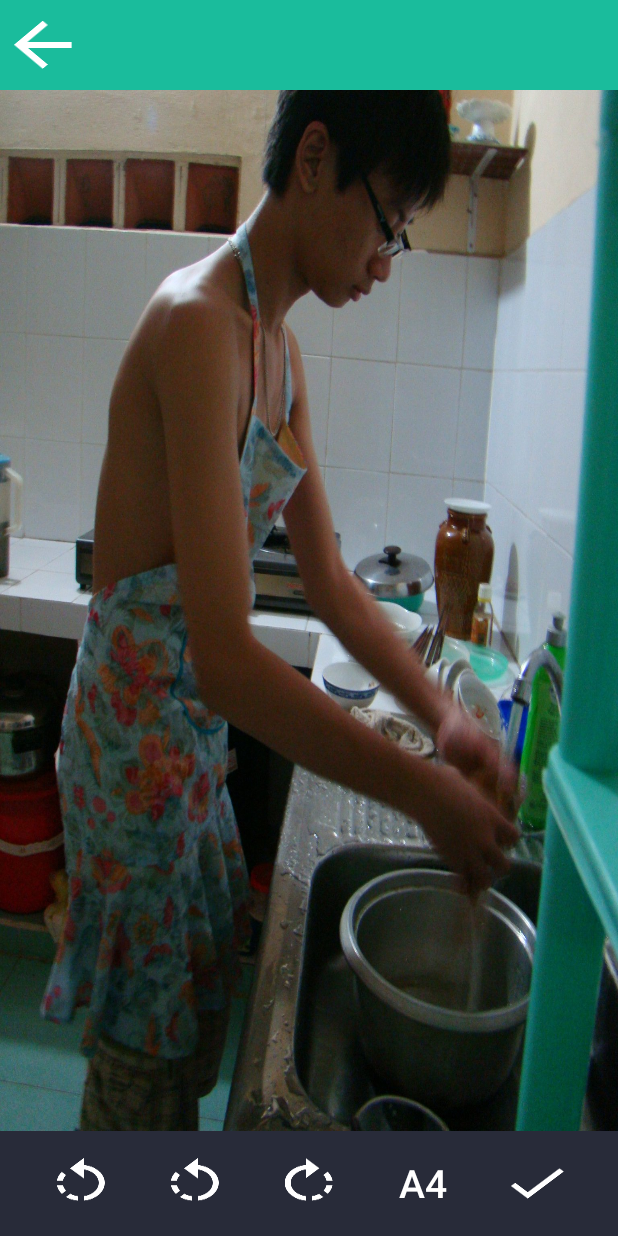
After one commit to LightingStorm/SimpleScanner, an Android app: the layout activity_pdfview.xml on its own in the app's theme, with its tools: preview values and no code run, on a phone screen of 412 x 824 dp. The commit adds this screen. Run offline under Robolectric (Android 15) with nearby library versions, the phone set to English and light mode, and no system bars.

Commit message:
Add pdfview

```diff
--- a/app/build.gradle
+++ b/app/build.gradle
@@ -28,5 +28,5 @@ dependencies {
     compile 'com.github.IsseiAoki:SimpleCropView:v1.1.4'
     compile 'com.itextpdf:itextg:5.5.9'
     testCompile 'junit:junit:4.12'
-    compile 'com.android.support:design:23.2.0'
+    compile 'com.android.support:design:25.1.0'
 }
--- a/app/src/main/AndroidManifest.xml
+++ b/app/src/main/AndroidManifest.xml
@@ -40,6 +40,9 @@
         <activity android:name=".NamedActivity">
 
         </activity>
+        <activity android:name=".PdfviewActivity">
+
+        </activity>
     </application>
 
 </manifest>
--- /dev/null
+++ b/app/src/main/res/layout/activity_pdfview.xml
@@ -0,0 +1,108 @@
+<?xml version="1.0" encoding="utf-8"?>
+<RelativeLayout xmlns:android="http://schemas.android.com/apk/res/android"
+    xmlns:app="http://schemas.android.com/apk/res-auto"
+    xmlns:tools="http://schemas.android.com/tools"
+    android:id="@+id/activity_pdfview"
+    android:layout_width="match_parent"
+    android:layout_height="match_parent"
+    tools:context="lightingstorm.io.simplescanner.PdfviewActivity">
+
+    <LinearLayout
+        android:layout_width="match_parent"
+        android:layout_height="70dp"
+        android:layout_alignParentBottom="true"
+        android:layout_alignParentLeft="true"
+        android:layout_alignParentStart="false"
+        android:background="@color/MidnightExpress"
+        android:orientation="horizontal"
+        android:paddingLeft="16dp"
+        android:paddingRight="16dp"
+        android:weightSum="5">
+
+        <Button
+            android:layout_width="36dp"
+            android:layout_height="36dp"
+            android:layout_gravity="center"
+            android:layout_marginLeft="14dp"
+            android:layout_marginRight="14dp"
+            android:layout_weight="1"
+            android:background="@drawable/ic_rotate_left_white_48dp" />
+
+        <Button
+            android:layout_width="36dp"
+            android:layout_height="36dp"
+            android:layout_gravity="center"
+            android:layout_marginLeft="14dp"
+            android:layout_marginRight="14dp"
+            android:layout_weight="1"
+            android:background="@drawable/ic_rotate_left_white_48dp" />
+
+        <Button
+            android:layout_width="36dp"
+            android:layout_height="36dp"
+            android:layout_gravity="center"
+            android:layout_marginLeft="14dp"
+            android:layout_marginRight="14dp"
+            android:layout_weight="1"
+            android:background="@drawable/ic_rotate_right_white_48dp" />
+
+        <Button
+            android:layout_width="36dp"
+            android:layout_height="36dp"
+            android:layout_gravity="center"
+            android:layout_marginLeft="14dp"
+            android:layout_marginRight="14dp"
+            android:layout_weight="1"
+            android:background="@android:color/transparent"
+            android:text="@string/a4"
+            android:textColor="#FFFFFF"
+            android:textSize="26dp" />
+
+        <Button
+            android:layout_width="36dp"
+            android:layout_height="36dp"
+            android:layout_gravity="center"
+            android:layout_marginLeft="14dp"
+            android:layout_marginRight="14dp"
+            android:layout_weight="1"
+            android:background="@drawable/ic_check_white_48dp" />
+
+    </LinearLayout>
+
+    <ImageView
+        android:id="@+id/imgv_pdfView"
+        android:layout_width="match_parent"
+        android:layout_height="match_parent"
+        android:layout_alignParentLeft="true"
+        android:layout_alignParentStart="true"
+        android:layout_marginBottom="70dp"
+        android:layout_marginTop="0dp"
+        android:background="@drawable/tuananh" />
+    <!--<WebView-->
+        <!--android:id="@+id/webview_pdfView"-->
+        <!--android:layout_width="match_parent"-->
+        <!--android:layout_height="match_parent"-->
+        <!--android:layout_marginBottom="70dp"-->
+        <!--android:layout_marginTop="60dp"-->
+        <!--android:background="@drawable/tuananh" />-->
+
+    <LinearLayout
+        android:layout_width="match_parent"
+        android:layout_height="60dp"
+        android:layout_alignParentLeft="true"
+        android:layout_alignParentStart="true"
+        android:layout_alignParentTop="true"
+        android:background="@color/LightSeaGreen"
+        android:orientation="horizontal"
+        android:weightSum="3">
+
+        <Button
+            android:id="@+id/btn_pdfViewBack"
+            android:layout_width="57dp"
+            android:layout_height="wrap_content"
+            android:layout_gravity="center"
+            android:background="@drawable/ic_arrow_back_white_48dp" />
+    </LinearLayout>
+
+
+</RelativeLayout>
```
Also changed, not shown: app/src/main/java/lightingstorm/io/simplescanner/NamedActivity.java (+9 -45 lines), app/src/main/java/lightingstorm/io/simplescanner/PdfviewActivity.java (added, +81 -0 lines).
